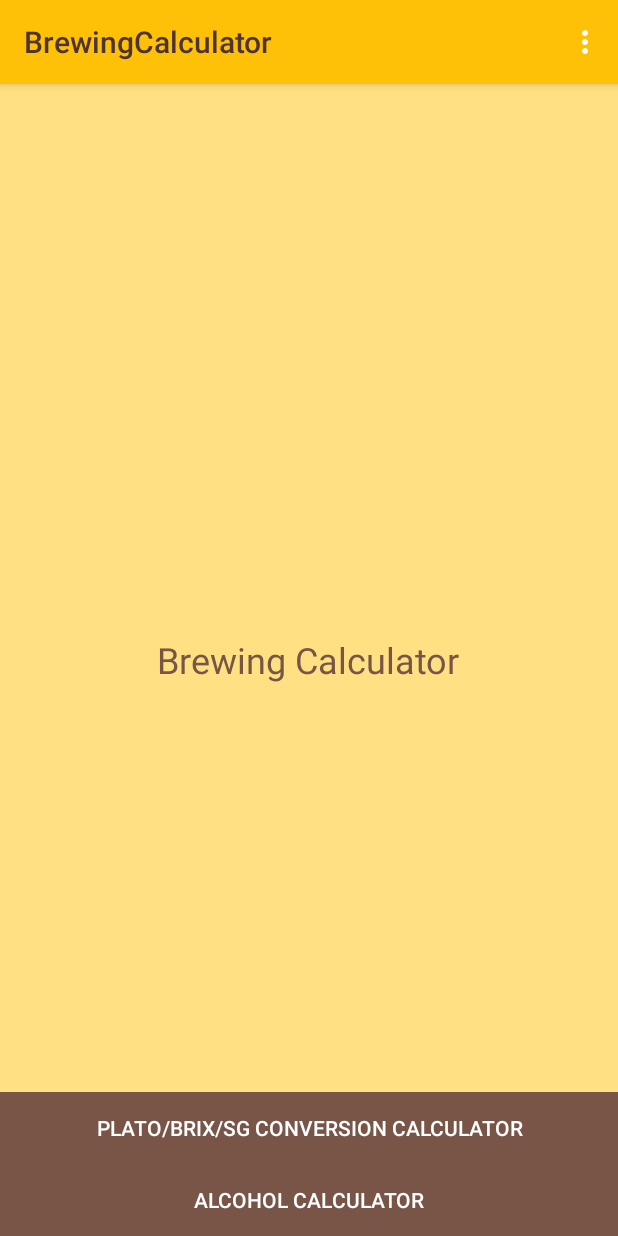
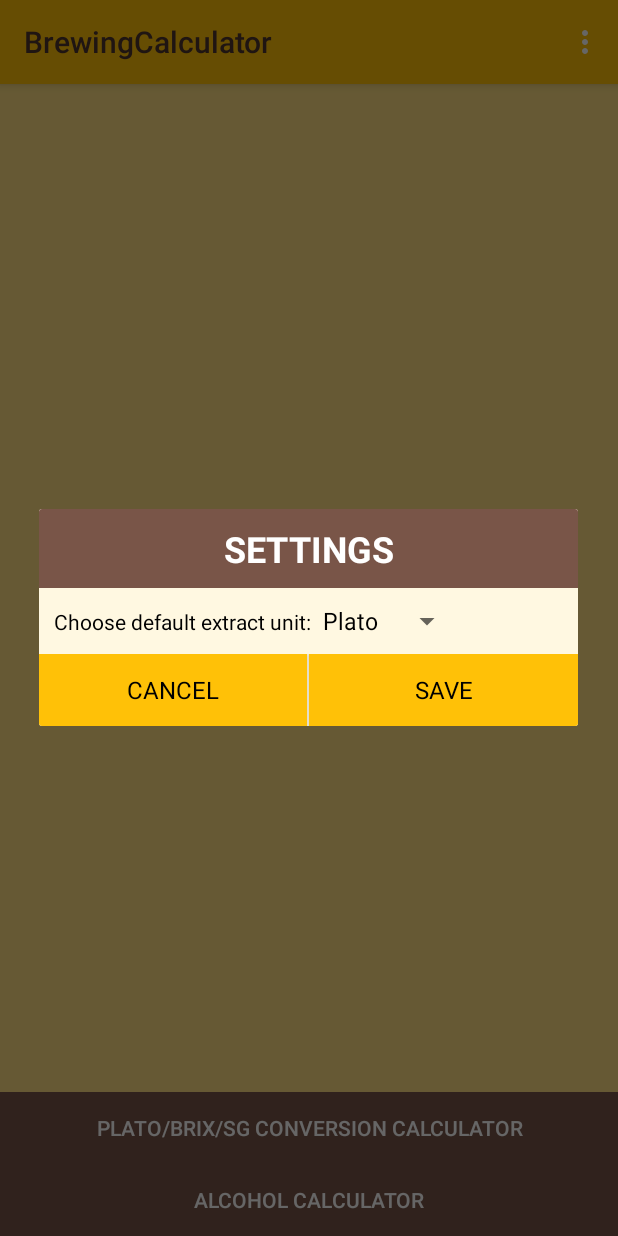
Before and after one commit to dzazder/brewing-calculator, an Android app: the screen it shows after launch (MainActivity), in the options menu, after a tap on "Settings", on a phone screen of 412 x 824 dp. Run offline under Robolectric (Android 15) with nearby library versions, the phone set to English and light mode, and no system bars.

Commit message:
settings dialog, global configuration

```diff
--- a/app/src/main/java/dev/lampart/bartosz/brewingcalculator/MainActivity.java
+++ b/app/src/main/java/dev/lampart/bartosz/brewingcalculator/MainActivity.java
@@ -9,24 +9,31 @@ import android.support.v4.app.NavUtils;
 import android.support.v4.content.ContextCompat;
 import android.support.v4.view.GravityCompat;
 import android.support.v7.app.ActionBar;
+import android.support.v7.app.AlertDialog;
 import android.support.v7.app.AppCompatActivity;
 import android.os.Bundle;
 import android.util.Log;
 import android.view.Menu;
 import android.view.MenuInflater;
 import android.view.MenuItem;
+import android.view.View;
+import android.view.Window;
+import android.widget.Button;
 import android.widget.Toast;
 
 import org.xml.sax.DTDHandler;
 
+import dev.lampart.bartosz.brewingcalculator.dbfile.FileDB;
 import dev.lampart.bartosz.brewingcalculator.dicts.DictFragment;
 import dev.lampart.bartosz.brewingcalculator.fragments.FragmentAlcohol;
 import dev.lampart.bartosz.brewingcalculator.fragments.FragmentHome;
 import dev.lampart.bartosz.brewingcalculator.fragments.FragmentSgPlato;
+import dev.lampart.bartosz.brewingcalculator.global.AppConfiguration;
 
 public class MainActivity extends AppCompatActivity {
 
     public static FragmentManager fragmentManager;
+    private AlertDialog alertDialog = null;
 
     @Override
     public boolean onCreateOptionsMenu(Menu menu) {
@@ -39,6 +46,8 @@ public class MainActivity extends AppCompatActivity {
     protected void onCreate(Bundle savedInstanceState) {
         super.onCreate(savedInstanceState);
         setContentView(R.layout.activity_main);
+
+        AppConfiguration.getInstance().defaultExtractUnit = FileDB.getDefaultExtractUnit(getApplicationContext());
 
         if (savedInstanceState == null) {
             switchFragment(DictFragment.FRAGMENT_HOME);
@@ -65,10 +74,33 @@ public class MainActivity extends AppCompatActivity {
     public boolean onOptionsItemSelected(MenuItem item) {
 
         super.onOptionsItemSelected(item);
+        View dialogview = getLayoutInflater().inflate(R.layout.dialog_settings, null);
 
         switch(item.getItemId()) {
             case R.id.menu_item_settings:
-                Toast.makeText(getBaseContext(), "You selected Settings", Toast.LENGTH_SHORT).show();
+
+                if (alertDialog == null || !alertDialog.isShowing()) {
+                    alertDialog = new AlertDialog.Builder(this).create(); //Read Update
+                    alertDialog.setView(dialogview);
+
+                    Button btnSettingsCancel = (Button)dialogview.findViewById(R.id.btn_settings_cancel);
+                    btnSettingsCancel.setOnClickListener(new View.OnClickListener() {
+                        @Override
+                        public void onClick(View view) {
+                            alertDialog.hide();
+                        }
+                    });
+
+                    Button btnSettingsSave = (Button)dialogview.findViewById(R.id.btn_settings_save);
+                    btnSettingsSave.setOnClickListener(new View.OnClickListener() {
+                        @Override
+                        public void onClick(View view) {
+                            alertDialog.hide();
+                        }
+                    });
+
+                    alertDialog.show();
+                }
                 break;
             default:
                 onBackPressed();
--- /dev/null
+++ b/app/src/main/java/dev/lampart/bartosz/brewingcalculator/dbfile/FileDB.java
@@ -0,0 +1,58 @@
+package dev.lampart.bartosz.brewingcalculator.dbfile;
+
+import android.content.Context;
+import android.util.Log;
+
+import java.io.BufferedReader;
+import java.io.FileNotFoundException;
+import java.io.FileOutputStream;
+import java.io.IOException;
+import java.io.InputStream;
+import java.io.InputStreamReader;
+import java.io.OutputStreamWriter;
+import java.security.AccessController;
+
+import dev.lampart.bartosz.brewingcalculator.dicts.ExtractUnit;
+
+/**
+ * Created by bartek on 01.06.2016.
+ */
+public class FileDB {
+    private static String filename = "brcalcdb.txt";
+
+    public static void saveDefaultUnit(ExtractUnit extUnit, Context context) {
+        try {
+            OutputStreamWriter outputStreamWriter = new OutputStreamWriter(context.openFileOutput(filename, Context.MODE_PRIVATE));
+            outputStreamWriter.write(extUnit.toString());
+            outputStreamWriter.close();
+        }
+        catch (IOException e) {
+            Log.e("Exception", "File write failed" + e.toString());
+        }
+    }
+
+    public static ExtractUnit getDefaultExtractUnit(Context context) {
+        ExtractUnit defUnit = ExtractUnit.Plato;
+
+        try {
+            InputStream inputStream = context.openFileInput(filename);
+
+            if (inputStream != null) {
+                InputStreamReader inputStreamReader = new InputStreamReader(inputStream);
+                BufferedReader bufferedReader = new BufferedReader(inputStreamReader);
+                String resultFromFile = "";
+                resultFromFile = bufferedReader.readLine().trim();
+                inputStream.close();
+                defUnit = ExtractUnit.valueOf(resultFromFile);
+            }
+        }
+        catch (FileNotFoundException e) {
+            Log.e("Read db", "Configuration file not found" + e.toString());
+        }
+        catch (IOException e) {
+            Log.e("Read db", "File read failed" + e.toString());
+        }
+
+        return defUnit;
+    }
+}
--- /dev/null
+++ b/app/src/main/java/dev/lampart/bartosz/brewingcalculator/global/AppConfiguration.java
@@ -0,0 +1,21 @@
+package dev.lampart.bartosz.brewingcalculator.global;
+
+import dev.lampart.bartosz.brewingcalculator.dicts.ExtractUnit;
+
+/**
+ * Created by bartek on 01.06.2016.
+ */
+public class AppConfiguration {
+    private static AppConfiguration mInstance = null;
+
+    public ExtractUnit defaultExtractUnit;
+
+    protected AppConfiguration() {}
+
+    public static synchronized AppConfiguration getInstance() {
+        if (null == mInstance) {
+            mInstance = new AppConfiguration();
+        }
+        return mInstance;
+    }
+}
--- /dev/null
+++ b/app/src/main/res/layout/dialog_settings.xml
@@ -0,0 +1,61 @@
+<?xml version="1.0" encoding="utf-8"?>
+<LinearLayout xmlns:android="http://schemas.android.com/apk/res/android"
+    android:layout_width="match_parent"
+    android:layout_height="match_parent"
+    android:orientation="vertical"
+    android:background="@color/colorPrimaryLight">
+
+    <TextView
+        style="@style/StyleTextView_DialogTitle"
+        android:layout_width="match_parent"
+        android:layout_height="wrap_content"
+        android:text="@string/settings" />
+
+    <ScrollView
+        android:layout_width="match_parent"
+        android:layout_height="wrap_content">
+
+        <LinearLayout
+            android:layout_width="match_parent"
+            android:layout_height="wrap_content"
+            android:orientation="vertical">
+
+            <LinearLayout
+                android:layout_width="match_parent"
+                android:layout_height="wrap_content"
+                android:orientation="horizontal"
+                android:padding="10dp">
+
+                <TextView
+                    android:layout_width="wrap_content"
+                    android:layout_height="wrap_content"
+                    android:text="@string/choose_default_extract_unit" />
+
+                <Spinner
+                    android:id="@+id/spinner_choose_default_extract_unit"
+                    android:layout_width="wrap_content"
+                    android:layout_height="wrap_content"
+                    android:entries="@array/extract_units"></Spinner>
+            </LinearLayout>
+
+            <LinearLayout
+                android:layout_width="match_parent"
+                android:layout_height="wrap_content"
+                android:orientation="horizontal">
+
+                <Button
+                    android:id="@+id/btn_settings_cancel"
+                    android:text="@string/cancel"
+                    style="@style/StyleButton_HalfButton"/>
+
+                <View android:layout_height="match_parent"
+                    android:layout_width="1dp"
+                    android:background="@color/colorPrimaryLight"></View>
+                <Button
+                    android:id="@+id/btn_settings_save"
+                    android:text="@string/save"
+                    style="@style/StyleButton_HalfButton"/>
+            </LinearLayout>
+        </LinearLayout>
+    </ScrollView>
+</LinearLayout>
--- a/app/src/main/res/values/strings.xml
+++ b/app/src/main/res/values/strings.xml
@@ -11,4 +11,7 @@
     <string name="incorrect_value">Incorrect value</string>
 
     <string name="settings">Settings</string>
+    <string name="choose_default_extract_unit">Choose default extract unit: </string>
+    <string name="cancel">Cancel</string>
+    <string name="save">Save</string>
 </resources>
--- a/app/src/main/res/values/styles.xml
+++ b/app/src/main/res/values/styles.xml
@@ -8,16 +8,13 @@
         <item name="colorAccent">@color/colorAccent</item>
         <item name="android:textColor">@color/black</item>
         <item name="actionBarStyle">@style/MyActionBar</item>
+        <item name="android:popupMenuStyle">@style/PopupMenuListView</item>
     </style>
 
     <style name="MyActionBar" parent="@style/Widget.AppCompat.ActionBar.Solid">
         <item name="titleTextStyle">@style/MyTitleTextStyle</item>
         <item name="android:actionOverflowButtonStyle">@style/OverflowButton</item>
-        <item name="actionOverflowButtonStyle">@style/OverflowButton</item>
-
-        <item name="android:dropDownListViewStyle">@style/PopupMenuListView</item>
-        <item name="dropDownListViewStyle">@style/PopupMenuListView</item>
-
+        <item name="android:popupMenuStyle">@style/PopupMenuListView</item>
     </style>
 
     <style name="MyTitleTextStyle" parent="@style/TextAppearance.AppCompat.Widget.ActionBar.Title">
@@ -32,12 +29,33 @@
     <style name="PopupMenuListView" parent="@style/Widget.AppCompat.Light.ListView.DropDown">
         <item name="android:divider">@color/colorAccent</item>
         <item name="android:dividerHeight">1dp</item>
-        <item name="android:background">@color/colorPrimary</item>
+        <item name="android:popupBackground">@color/colorPrimary</item>
     </style>
 
     <style name="StyleButton" parent="Base.TextAppearance.AppCompat.Button">
         <item name="android:textColor">@color/white</item>
         <item name="android:background">@drawable/button_default</item>
+    </style>
+
+    <style name="StyleButton_HalfButton" parent="@android:style/Widget.Button">
+        <item name="android:textColor">@color/black</item>
+        <item name="android:background">@color/colorPrimary</item>
+        <item name="android:textAllCaps">true</item>
+        <item name="android:textSize">16sp</item>
+        <item name="android:layout_weight">1</item>
+        <item name="android:layout_height">wrap_content</item>
+        <item name="android:layout_width">0dp</item>
+    </style>
+
+    <style name="StyleTextView_DialogTitle" parent="@android:style/Widget.TextView">
+        <item name="android:textColor">@color/white</item>
+        <item name="android:background">@color/colorAccent</item>
+        <item name="android:textSize">24sp</item>
+        <item name="android:textStyle">bold</item>
+        <item name="android:textAllCaps">true</item>
+        <item name="android:gravity">center</item>
+        <item name="android:paddingTop">10dp</item>
+        <item name="android:paddingBottom">10dp</item>
     </style>
 
     <style name="StyleEditText_CalcField" parent="@android:style/Widget.EditText">
```
